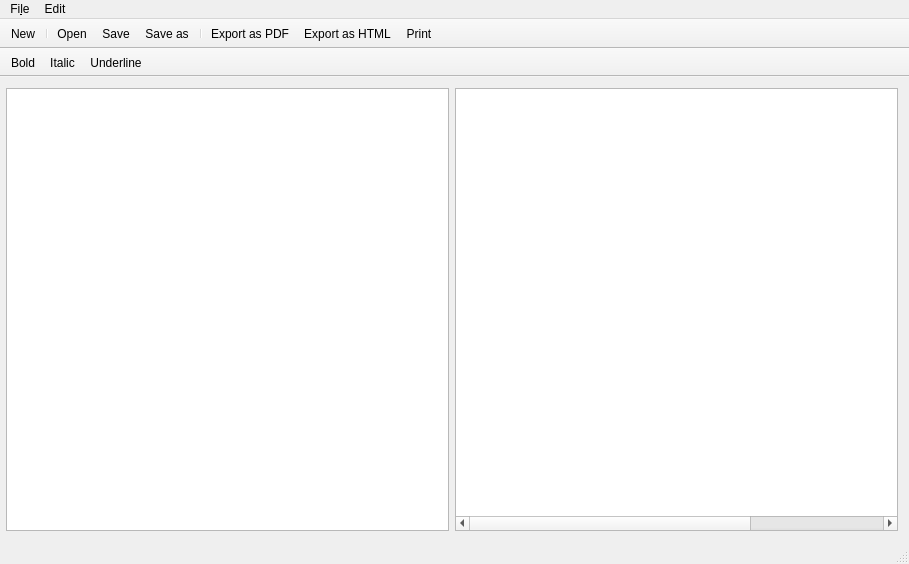
Before: the Qt Designer form mainwindow.ui in Aztorius/magicfountain, drawn with Qt 5.
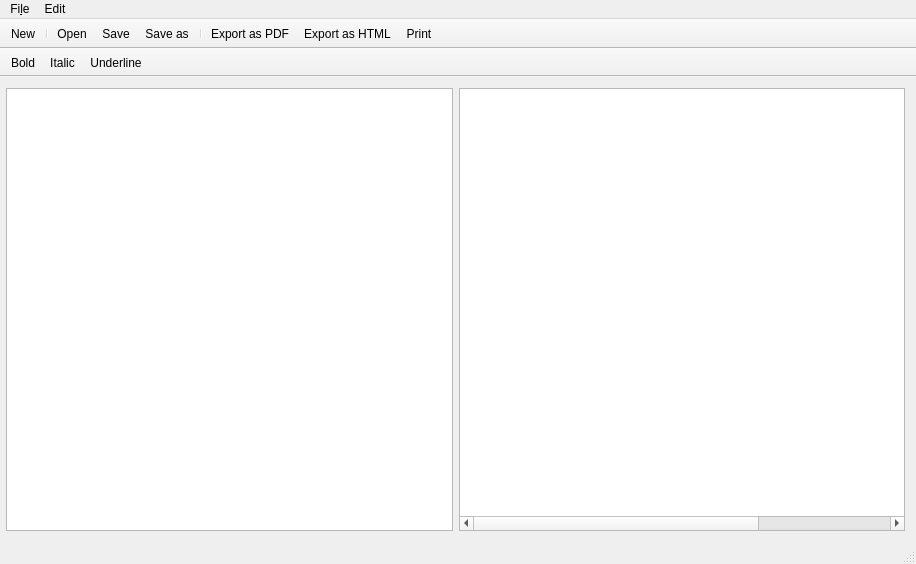
After: the same form once the commit is applied. Icons and pictures are not drawn.

Commit message: Added: page breaks Fixed: some conditions Added: line breaks logic

What changed in the file:
```diff
--- a/mainwindow.ui
+++ b/mainwindow.ui
@@ -6,7 +6,7 @@
    <rect>
     <x>0</x>
     <y>0</y>
-    <width>909</width>
+    <width>916</width>
     <height>564</height>
    </rect>
   </property>
@@ -72,7 +72,7 @@
     <rect>
      <x>0</x>
      <y>0</y>
-     <width>909</width>
+     <width>916</width>
      <height>21</height>
     </rect>
    </property>
```
The commit also changes 1 other file.
